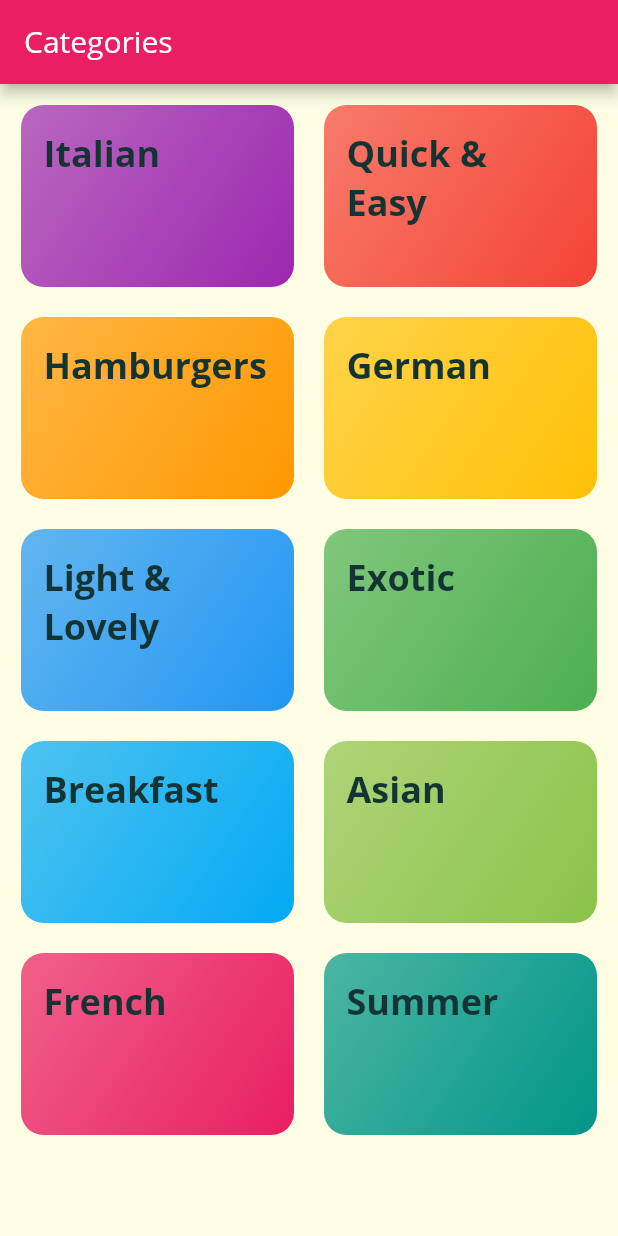
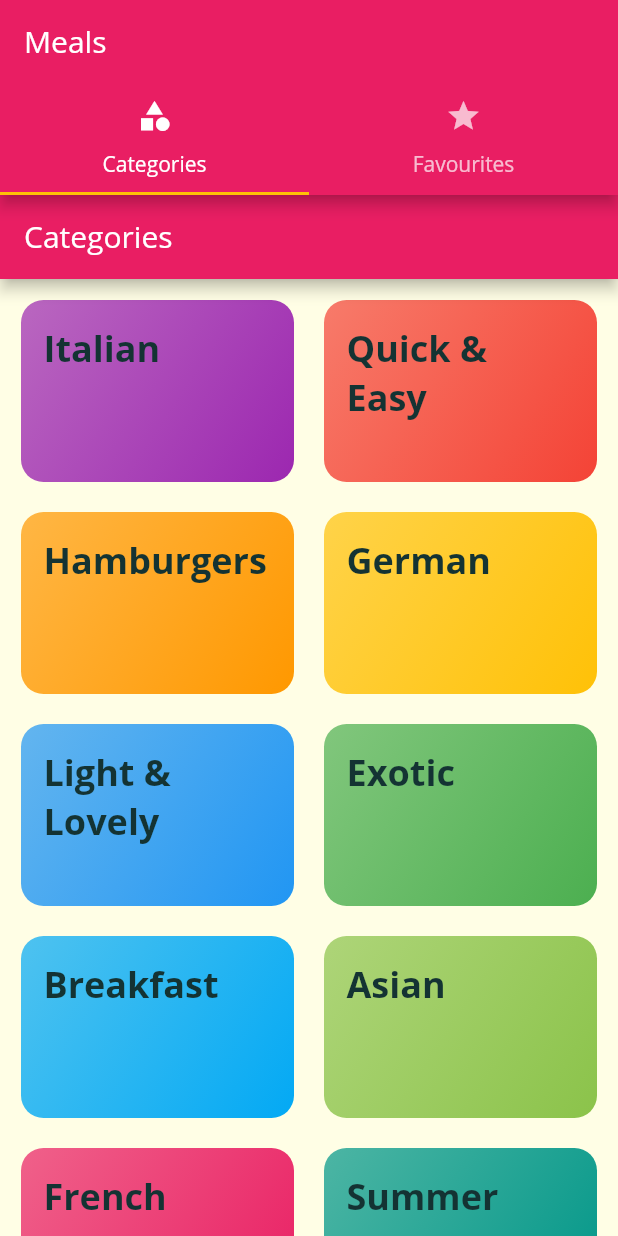
Before and after one commit to crew-guy/food_app, a Flutter app: the screen it shows after launch, on a phone screen of 412 x 824 dp. Run offline on Flutter 3.47's test engine with Material 2 defaults, Android fonts, the phone set to English and light mode, and no system bars.

Commit message:
tabs added

```diff
--- a/lib/main.dart
+++ b/lib/main.dart
@@ -2,6 +2,7 @@ import 'package:flutter/material.dart';
 import 'package:food_app/screens/category_meals_screen.dart';
 import 'package:food_app/screens/category_screen.dart';
 import 'package:food_app/screens/meal_details_screen.dart';
+import 'package:food_app/screens/tabs_screen.dart';
 
 void main() {
   runApp(MyApp());
@@ -35,7 +36,7 @@ class MyApp extends StatelessWidget {
       // home: CategoryScreen(),
       initialRoute: "/",
       routes: {
-        '/': (ctx) => CategoryScreen(),
+        '/': (ctx) => TabsScreen(),
         CategoryMealsScreen.routeName: (ctx) => CategoryMealsScreen(),
         MealDetailsScreen.routeName: (ctx) => MealDetailsScreen()
       },
--- a/lib/screens/tabs_screen.dart
+++ b/lib/screens/tabs_screen.dart
@@ -12,7 +12,9 @@ class TabsScreen extends StatefulWidget {
 class _TabsScreenState extends State<TabsScreen> {
   @override
   Widget build(BuildContext context) {
-    return Scaffold(
+    return DefaultTabController(
+      length: 2,
+      child: Scaffold(
         appBar: AppBar(
           title: Text('Meals'),
           bottom: TabBar(
@@ -28,6 +30,7 @@ class _TabsScreenState extends State<TabsScreen> {
             FavouritesScreen(),
           ],
         ),
+      ),
     );
   }
 }
```
Lines whose indentation alone changed are shown as unchanged.
